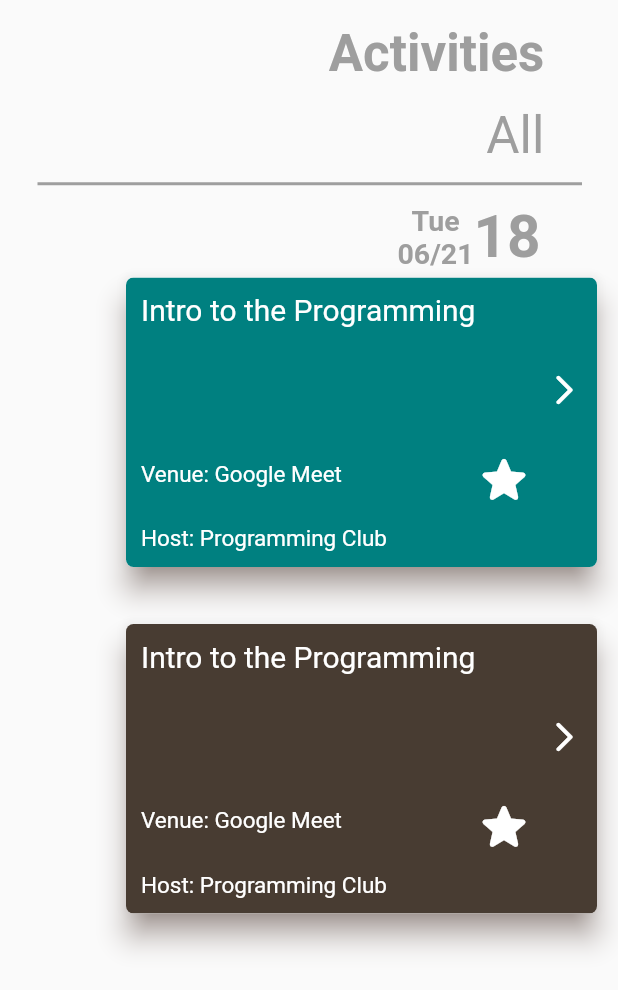
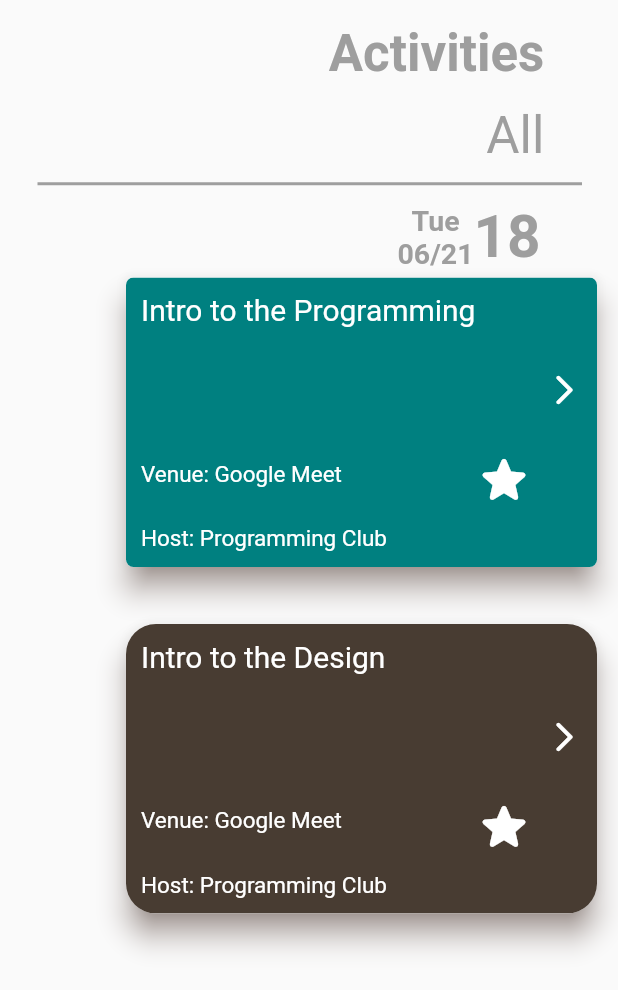
Before and after one commit to KamandPrompt/SAC-Portal-V2, a Flutter app: the screen it shows after launch, on a phone screen of 412 x 824 dp. Shown: the top 990 px of the screen. Run offline on Flutter 3.47's test engine with Material 2 defaults, Android fonts, the phone set to English and light mode, and no system bars.

Commit message:
added the file

```diff
--- a/src/frontend/lib/main.dart
+++ b/src/frontend/lib/main.dart
@@ -33,18 +33,6 @@
       }
     });
   }
-
-
-
-
-
-
-
-
-
-
-
-
 
 
 
@@ -212,7 +200,7 @@
                     clipBehavior: Clip.antiAlias,
                     elevation: 8,
                     shape: RoundedRectangleBorder(
-                      borderRadius: BorderRadius.circular(5),
+                      borderRadius: BorderRadius.circular(20),
                     ),
                     child: Container(
 
@@ -227,7 +215,7 @@
                       child: Column(
                         crossAxisAlignment: CrossAxisAlignment.start,
                         children: [
-                          Text('Intro to the Programming',
+                          Text('Intro to the Design ',
                             style:TextStyle(color:Colors.white,fontSize: 20),
                           ),
                           SizedBox(height: 30,),
```
Also changed, not shown: src/frontend/lib/test.dart (+12 -0 lines).
